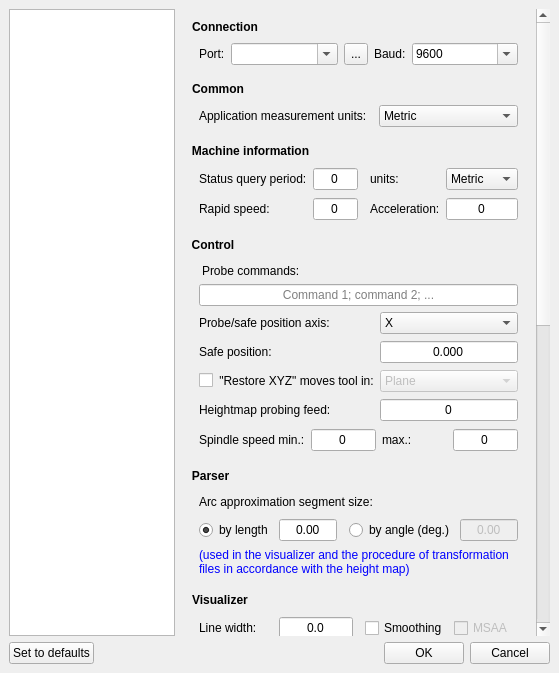
Before: the Qt Designer form src/frmsettings.ui in shujaatak/CNC_Candle, drawn with Qt 5.
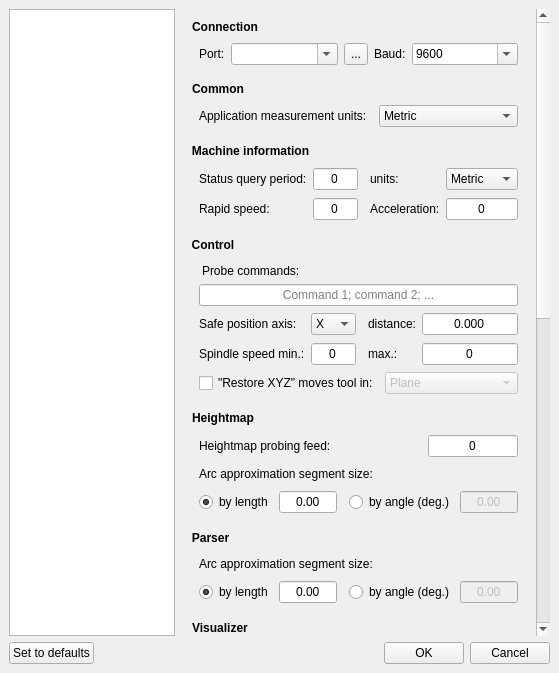
After: the same form once the commit is applied. Icons and pictures are not drawn. Custom widgets are drawn as their Qt base class.

Commit message: Working on settings form.

Diff of the .ui file:
```diff
--- a/src/frmsettings.ui
+++ b/src/frmsettings.ui
@@ -85,7 +85,7 @@
           <x>0</x>
           <y>0</y>
           <width>414</width>
-          <height>1364</height>
+          <height>1394</height>
          </rect>
         </property>
         <layout class="QVBoxLayout" name="verticalLayout_4">
@@ -398,16 +398,41 @@
              </widget>
             </item>
             <item>
-             <layout class="QGridLayout" name="gridLayout_4">
-              <item row="4" column="0">
-               <widget class="QLabel" name="label_18">
+             <layout class="QGridLayout" name="gridLayout_8">
+              <item row="1" column="1">
+               <widget class="QSpinBox" name="txtSpindleSpeedMin">
+                <property name="font">
+                 <font>
+                  <pointsize>9</pointsize>
+                 </font>
+                </property>
+                <property name="alignment">
+                 <set>Qt::AlignCenter</set>
+                </property>
+                <property name="buttonSymbols">
+                 <enum>QAbstractSpinBox::NoButtons</enum>
+                </property>
+                <property name="maximum">
+                 <number>99999</number>
+                </property>
+               </widget>
+              </item>
+              <item row="1" column="3">
+               <widget class="QLabel" name="label_13">
                 <property name="text">
-                 <string>Heightmap probing feed:</string>
+                 <string>max.:</string>
                 </property>
                </widget>
               </item>
-              <item row="4" column="1">
-               <widget class="QSpinBox" name="txtHeightMapProbingFeed">
+              <item row="1" column="0">
+               <widget class="QLabel" name="label_12">
+                <property name="text">
+                 <string>Spindle speed min.:</string>
+                </property>
+               </widget>
+              </item>
+              <item row="1" column="4">
+               <widget class="QSpinBox" name="txtSpindleSpeedMax">
                 <property name="font">
                  <font>
                   <pointsize>9</pointsize>
@@ -424,24 +449,43 @@
                 </property>
                </widget>
               </item>
-              <item row="3" column="1">
-               <widget class="QComboBox" name="chkRestoreMode">
-                <property name="enabled">
-                 <bool>false</bool>
+              <item row="0" column="0">
+               <widget class="QLabel" name="label_37">
+                <property name="text">
+                 <string>Safe position axis:</string>
                 </property>
+               </widget>
+              </item>
+              <item row="0" column="1">
+               <widget class="QComboBox" name="cboProbeAxis">
+                <property name="currentText">
+                 <string>Z</string>
+                </property>
                 <item>
                  <property name="text">
-                  <string>Plane</string>
+                  <string>X</string>
                  </property>
                 </item>
                 <item>
                  <property name="text">
-                  <string>Space</string>
+                  <string>Y</string>
                  </property>
                 </item>
+                <item>
+                 <property name="text">
+                  <string>Z</string>
+                 </property>
+                </item>
                </widget>
               </item>
-              <item row="2" column="1">
+              <item row="0" column="3">
+               <widget class="QLabel" name="label_9">
+                <property name="text">
+                 <string>distance:</string>
+                </property>
+               </widget>
+              </item>
+              <item row="0" column="4">
                <widget class="QDoubleSpinBox" name="txtSafeZ">
                 <property name="sizePolicy">
                  <sizepolicy hsizetype="Expanding" vsizetype="Fixed">
@@ -466,39 +510,26 @@
                 </property>
                </widget>
               </item>
-              <item row="2" column="0">
-               <widget class="QLabel" name="label_9">
-                <property name="text">
-                 <string>Safe position:</string>
+              <item row="0" column="2">
+               <spacer name="horizontalSpacer_9">
+                <property name="orientation">
+                 <enum>Qt::Horizontal</enum>
                 </property>
-               </widget>
-              </item>
-              <item row="1" column="1">
-               <widget class="QComboBox" name="cboProbeAxis">
-                <item>
-                 <property name="text">
-                  <string>X</string>
-                 </property>
-                </item>
-                <item>
-                 <property name="text">
-                  <string>Y</string>
-                 </property>
-                </item>
-                <item>
-                 <property name="text">
-                  <string>Z</string>
-                 </property>
-                </item>
-               </widget>
-              </item>
-              <item row="1" column="0">
-               <widget class="QLabel" name="label_33">
-                <property name="text">
-                 <string>Probe/safe position axis:</string>
+                <property name="sizeType">
+                 <enum>QSizePolicy::Fixed</enum>
                 </property>
-               </widget>
+                <property name="sizeHint" stdset="0">
+                 <size>
+                  <width>6</width>
+                  <height>20</height>
+                 </size>
+                </property>
+               </spacer>
               </item>
+             </layout>
+            </item>
+            <item>
+             <layout class="QGridLayout" name="gridLayout_4">
               <item row="3" column="0">
                <layout class="QHBoxLayout" name="horizontalLayout_8">
                 <item>
@@ -510,28 +541,64 @@
                    </sizepolicy>
                   </property>
                   <property name="text">
-                   <string/>
-                  </property>
-                 </widget>
-                </item>
-                <item>
-                 <widget class="QLabel" name="label_36">
-                  <property name="text">
-                   <string>&lt;html&gt;&lt;head/&gt;&lt;body&gt;&lt;p align=&quot;center&quot;&gt;&amp;quot;Restore XYZ&amp;quot; moves tool in:&lt;/p&gt;&lt;/body&gt;&lt;/html&gt;</string>
-                  </property>
-                  <property name="wordWrap">
-                   <bool>false</bool>
+                   <string>&quot;Restore XYZ&quot; moves tool in:</string>
                   </property>
                  </widget>
                 </item>
                </layout>
               </item>
+              <item row="3" column="1">
+               <widget class="QComboBox" name="chkRestoreMode">
+                <property name="enabled">
+                 <bool>false</bool>
+                </property>
+                <item>
+                 <property name="text">
+                  <string>Plane</string>
+                 </property>
+                </item>
+                <item>
+                 <property name="text">
+                  <string>Space</string>
+                 </property>
+                </item>
+               </widget>
+              </item>
              </layout>
             </item>
+           </layout>
+          </widget>
+         </item>
+         <item>
+          <widget class="GroupBox" name="groupBox_4">
+           <property name="title">
+            <string>Heightmap</string>
+           </property>
+           <layout class="QVBoxLayout" name="verticalLayout_11">
             <item>
-             <layout class="QGridLayout" name="gridLayout_8">
-              <item row="0" column="1">
-               <widget class="QSpinBox" name="txtSpindleSpeedMin">
+             <layout class="QGridLayout" name="gridLayout_9" columnstretch="0,1,1">
+              <item row="3" column="0">
+               <widget class="QLabel" name="label_38">
+                <property name="text">
+                 <string>Heightmap probing feed:</string>
+                </property>
+               </widget>
+              </item>
+              <item row="3" column="1">
+               <spacer name="horizontalSpacer_8">
+                <property name="orientation">
+                 <enum>Qt::Horizontal</enum>
+                </property>
+                <property name="sizeHint" stdset="0">
+                 <size>
+                  <width>40</width>
+                  <height>20</height>
+                 </size>
+                </property>
+               </spacer>
+              </item>
+              <item row="3" column="2">
+               <widget class="QSpinBox" name="txtHeightMapProbingFeed">
                 <property name="font">
                  <font>
                   <pointsize>9</pointsize>
@@ -548,26 +615,90 @@
                 </property>
                </widget>
               </item>
-              <item row="0" column="2">
-               <widget class="QLabel" name="label_13">
+             </layout>
+            </item>
+            <item>
+             <layout class="QHBoxLayout" name="horizontalLayout_14">
+              <item>
+               <widget class="QLabel" name="label_33">
                 <property name="text">
-                 <string>max.:</string>
+                 <string>Arc approximation segment size:</string>
                 </property>
                </widget>
               </item>
+              <item>
+               <spacer name="horizontalSpacer_17">
+                <property name="orientation">
+                 <enum>Qt::Horizontal</enum>
+                </property>
+                <property name="sizeHint" stdset="0">
+                 <size>
+                  <width>0</width>
+                  <height>20</height>
+                 </size>
+                </property>
+               </spacer>
+              </item>
+             </layout>
+            </item>
+            <item>
+             <layout class="QGridLayout" name="gridLayout_10">
               <item row="0" column="0">
-               <widget class="QLabel" name="label_12">
+               <widget class="QRadioButton" name="radArcLengthMode_2">
                 <property name="text">
-                 <string>Spindle speed min.:</string>
+                 <string>by length</string>
+                </property>
+                <property name="checked">
+                 <bool>true</bool>
+                </property>
+               </widget>
+              </item>
+              <item row="0" column="2">
+               <spacer name="horizontalSpacer_16">
+                <property name="orientation">
+                 <enum>Qt::Horizontal</enum>
+                </property>
+                <property name="sizeType">
+                 <enum>QSizePolicy::Fixed</enum>
+                </property>
+                <property name="sizeHint" stdset="0">
+                 <size>
+                  <width>6</width>
+                  <height>20</height>
+                 </size>
+                </property>
+               </spacer>
+              </item>
+              <item row="0" column="1">
+               <widget class="QDoubleSpinBox" name="txtArcLength_2">
+                <property name="enabled">
+                 <bool>true</bool>
+                </property>
+                <property name="alignment">
+                 <set>Qt::AlignCenter</set>
+                </property>
+                <property name="buttonSymbols">
+                 <enum>QAbstractSpinBox::NoButtons</enum>
+                </property>
+                <property name="decimals">
+                 <number>2</number>
+                </property>
+                <property name="maximum">
+                 <double>99.000000000000000</double>
                 </property>
                </widget>
               </item>
               <item row="0" column="3">
-               <widget class="QSpinBox" name="txtSpindleSpeedMax">
-                <property name="font">
-                 <font>
-                  <pointsize>9</pointsize>
-                 </font>
+               <widget class="QRadioButton" name="radArcDegreeMode_2">
+                <property name="text">
+                 <string>by angle (deg.)</string>
+                </property>
+               </widget>
+              </item>
+              <item row="0" column="4">
+               <widget class="QDoubleSpinBox" name="txtArcDegree_2">
+                <property name="enabled">
+                 <bool>false</bool>
                 </property>
                 <property name="alignment">
                  <set>Qt::AlignCenter</set>
@@ -575,8 +706,11 @@
                 <property name="buttonSymbols">
                  <enum>QAbstractSpinBox::NoButtons</enum>
                 </property>
+                <property name="decimals">
+                 <number>2</number>
+                </property>
                 <property name="maximum">
-                 <number>99999</number>
+                 <double>180.000000000000000</double>
                 </property>
                </widget>
               </item>
@@ -690,23 +824,6 @@
               </item>
              </layout>
             </item>
-            <item>
-             <layout class="QHBoxLayout" name="horizontalLayout_12">
-              <item>
-               <widget class="QLabel" name="label_35">
-                <property name="styleSheet">
-                 <string notr="true">color: blue;</string>
-                </property>
-                <property name="text">
-                 <string>(used in the visualizer and the procedure of transformation files in accordance with the height map)</string>
-                </property>
-                <property name="wordWrap">
-                 <bool>true</bool>
-                </property>
-               </widget>
-              </item>
-             </layout>
-            </item>
            </layout>
           </widget>
          </item>
@@ -842,22 +959,6 @@
                 </item>
                </layout>
               </item>
-              <item row="0" column="2">
-               <spacer name="horizontalSpacer_5">
-                <property name="orientation">
-                 <enum>Qt::Horizontal</enum>
-                </property>
-                <property name="sizeType">
-                 <enum>QSizePolicy::Fixed</enum>
-                </property>
-                <property name="sizeHint" stdset="0">
-                 <size>
-                  <width>6</width>
-                  <height>20</height>
-                 </size>
-                </property>
-               </spacer>
-              </item>
               <item row="2" column="3">
                <widget class="QCheckBox" name="chkZBuffer">
                 <property name="text">
@@ -865,6 +966,22 @@
                 </property>
                </widget>
               </item>
+              <item row="0" column="2">
+               <spacer name="horizontalSpacer_5">
+                <property name="orientation">
+                 <enum>Qt::Horizontal</enum>
+                </property>
+                <property name="sizeType">
+                 <enum>QSizePolicy::Fixed</enum>
+                </property>
+                <property name="sizeHint" stdset="0">
+                 <size>
+                  <width>6</width>
+                  <height>20</height>
+                 </size>
+                </property>
+               </spacer>
+              </item>
              </layout>
             </item>
            </layout>
```
